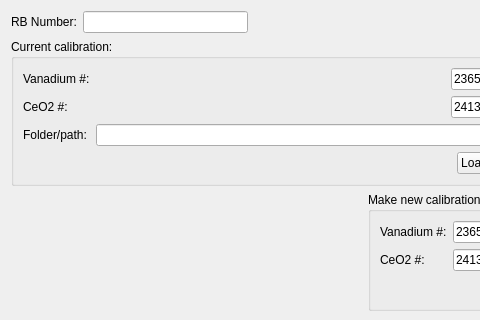
This is Code/Mantid/MantidQt/CustomInterfaces/inc/MantidQtCustomInterfaces/EnggDiffraction/EnggDiffractionQtTabCalib.ui in mantidproject/mantid as Qt 5 draws it before an edit; both pictures show x 0 to 480 and y 0 to 320 of the 617 by 561 pixel window. The edited form follows.
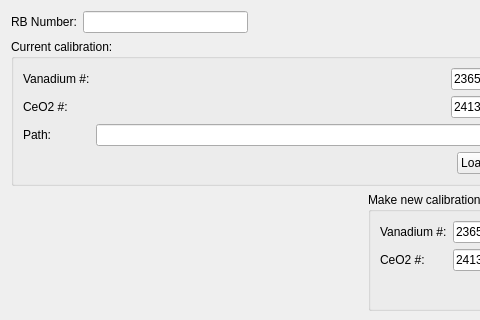
This is the edited form.

Patch:
```diff
--- a/Code/Mantid/MantidQt/CustomInterfaces/inc/MantidQtCustomInterfaces/EnggDiffraction/EnggDiffractionQtTabCalib.ui
+++ b/Code/Mantid/MantidQt/CustomInterfaces/inc/MantidQtCustomInterfaces/EnggDiffraction/EnggDiffractionQtTabCalib.ui
@@ -70,7 +70,7 @@
       <item row="2" column="0">
        <widget class="QLabel" name="label_6">
         <property name="text">
-         <string>Folder/path:</string>
+         <string>Path:</string>
         </property>
        </widget>
       </item>
```
Left out of the diff: 6 changed lines with no effect on the pictures.
